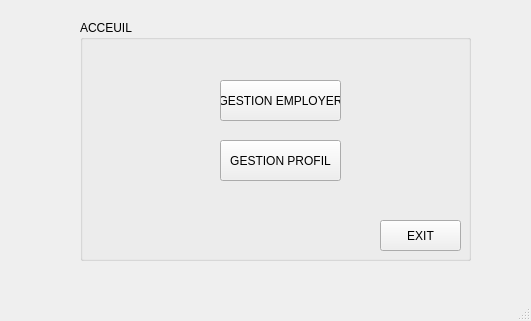
Before: the Qt Designer form mainwindow.ui in semahkadri/Smart_Cinema-Application-Desktop-, drawn with Qt 5.
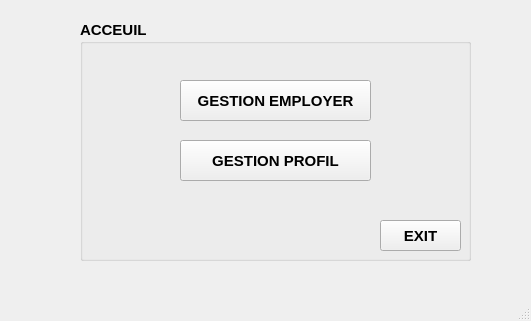
After: the same form once the commit is applied. Icons and pictures are not drawn.

Diff of the .ui file:
```diff
--- a/mainwindow.ui
+++ b/mainwindow.ui
@@ -23,6 +23,13 @@
       <height>241</height>
      </rect>
     </property>
+    <property name="font">
+     <font>
+      <pointsize>11</pointsize>
+      <weight>75</weight>
+      <bold>true</bold>
+     </font>
+    </property>
     <property name="styleSheet">
      <string notr="true">background-image:url(:/hinata.jpg) ;
 </string>
@@ -33,12 +40,19 @@
     <widget class="QPushButton" name="pushButton">
      <property name="geometry">
       <rect>
-       <x>140</x>
+       <x>100</x>
        <y>60</y>
-       <width>121</width>
+       <width>191</width>
        <height>41</height>
       </rect>
      </property>
+     <property name="font">
+      <font>
+       <pointsize>11</pointsize>
+       <weight>75</weight>
+       <bold>true</bold>
+      </font>
+     </property>
      <property name="text">
       <string>GESTION EMPLOYER</string>
      </property>
@@ -46,12 +60,19 @@
     <widget class="QPushButton" name="pushButton_2">
      <property name="geometry">
       <rect>
-       <x>140</x>
+       <x>100</x>
        <y>120</y>
-       <width>121</width>
+       <width>191</width>
        <height>41</height>
       </rect>
      </property>
+     <property name="font">
+      <font>
+       <pointsize>11</pointsize>
+       <weight>75</weight>
+       <bold>true</bold>
+      </font>
+     </property>
      <property name="text">
       <string>GESTION PROFIL</string>
      </property>
@@ -65,6 +86,13 @@
        <height>31</height>
       </rect>
      </property>
+     <property name="font">
+      <font>
+       <pointsize>11</pointsize>
+       <weight>75</weight>
+       <bold>true</bold>
+      </font>
+     </property>
      <property name="text">
       <string>EXIT</string>
      </property>
```
Left out of the diff: 2 changed lines with no effect on the pictures.
